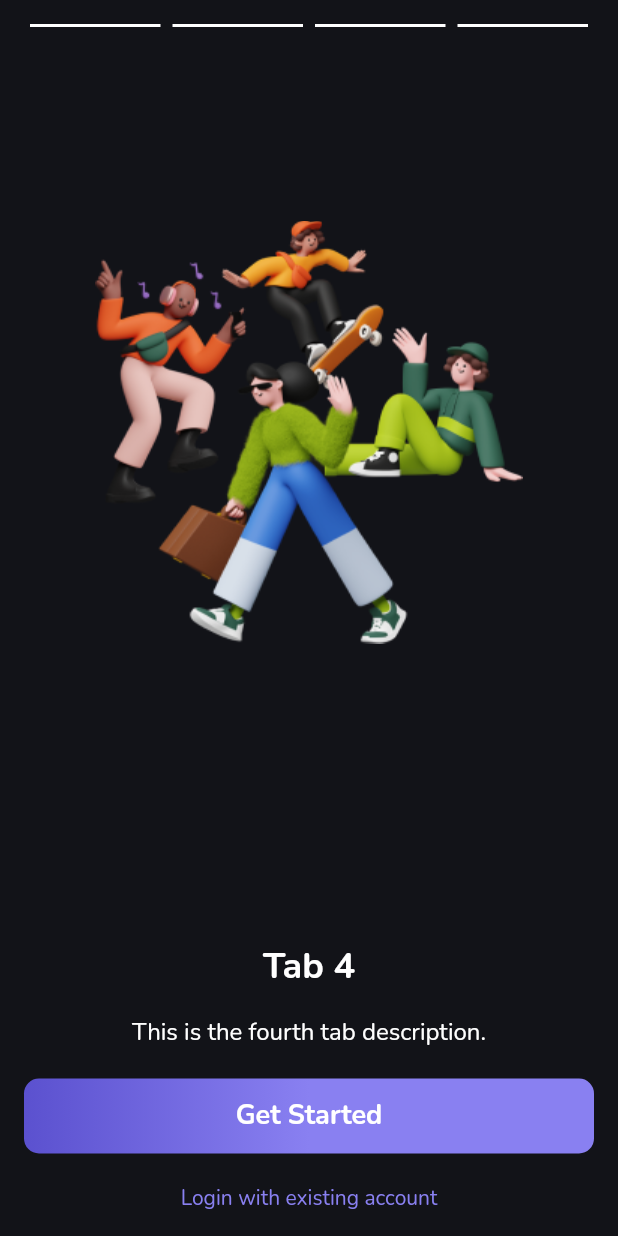
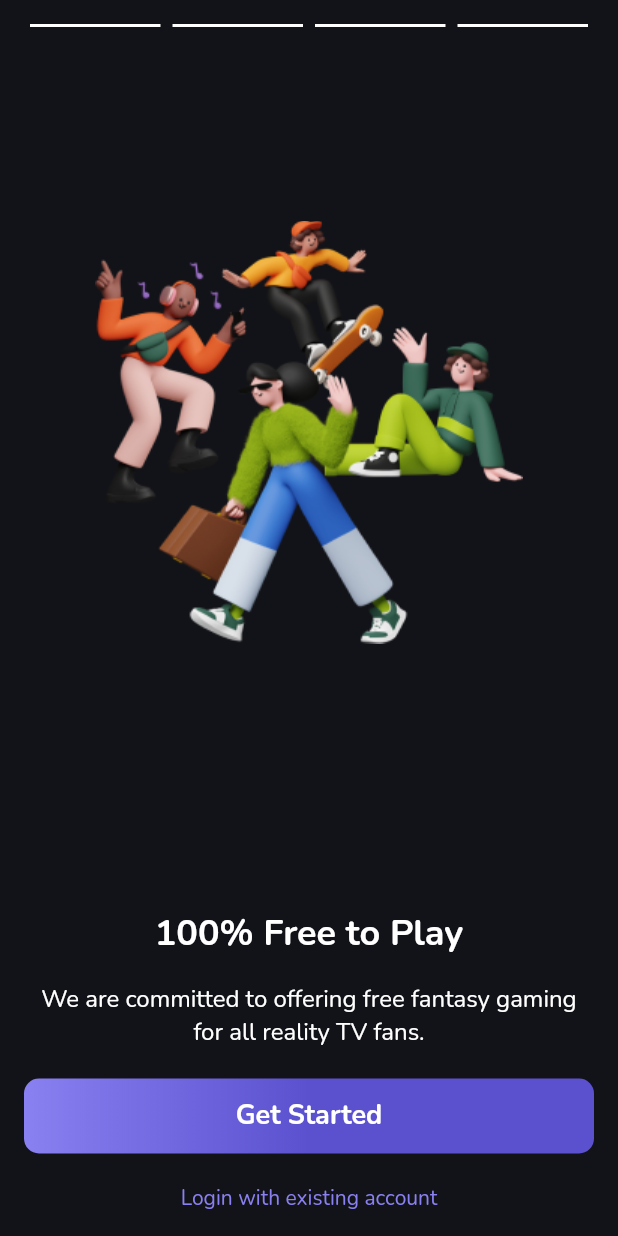
Before and after one commit to sharontechjays/temporary, a Flutter app: the screen it shows after launch, swiped to page 4, on a phone screen of 412 x 824 dp. Run offline on Flutter 3.47's test engine with Material 2 defaults, Android fonts, the light colour scheme and no system bars; our stand-ins replace dio, equatable, flutter_bloc, flutter_svg, shared_preferences.

Commit message:
base setup completd

```diff
--- a/lib/presentation/screens/onboarding/onboarding.dart
+++ b/lib/presentation/screens/onboarding/onboarding.dart
@@ -18,16 +18,23 @@ class _OnBoardingScreenState extends State<OnBoardingScreen> {
   int numOfTabs = 4;
 
   final List<String> titles = [
-    'Welcome to my custom App',
-    'Tab 2',
-    'Tab 3',
-    'Tab 4'
+    'Welcome to Bracketology!',
+    'Compete Against Other Fans',
+    'Dynamic Gameplay',
+    '100% Free to Play'
   ];
+  final List<AssetImage> assetImages = [
+    const AssetImage('assets/drawables/image_one.png'),
+    const AssetImage('assets/drawables/image_one.png'),
+    const AssetImage('assets/drawables/image_one.png'),
+    const AssetImage('assets/drawables/image_one.png')
+  ];
+
   final List<String> descriptions = [
     'Play fantasy games for all of your favorite reality TV shows in one centralized location.',
-    'This is the second tab description.',
-    'This is the third tab description.',
-    'This is the fourth tab description.',
+    'Join a public league, or start a private league with friends.',
+    'Choose from multiple game types, with show-specific rules and fully automated scoring.',
+    'We are committed to offering free fantasy gaming for all reality TV fans.',
   ];
 
   @override
@@ -62,6 +69,7 @@ class _OnBoardingScreenState extends State<OnBoardingScreen> {
                   return OnBoardingPage(
                     title: titles[index],
                     description: descriptions[index],
+                    assetImage: assetImages[index],
                   );
                 },
               ),
@@ -92,9 +100,13 @@ class _OnBoardingScreenState extends State<OnBoardingScreen> {
 class OnBoardingPage extends StatelessWidget {
   final String title;
   final String description;
+  final AssetImage assetImage;
 
   const OnBoardingPage(
-      {super.key, required this.title, required this.description});
+      {super.key,
+      required this.title,
+      required this.description,
+      required this.assetImage});
 
   @override
   Widget build(BuildContext context) {
--- a/lib/presentation/utils/styles/custom_styles.dart
+++ b/lib/presentation/utils/styles/custom_styles.dart
@@ -228,8 +228,8 @@ class PrimaryButton extends StatelessWidget {
           borderRadius: BorderRadius.circular(10.0),
           gradient: const LinearGradient(
             colors: [
+              AppColors.secondaryColor,
               AppColors.primaryColor,
-              AppColors.secondaryColor,
             ],
             begin: FractionalOffset(0.0, 0.0),
             end: FractionalOffset(0.5, 0.0),
```
